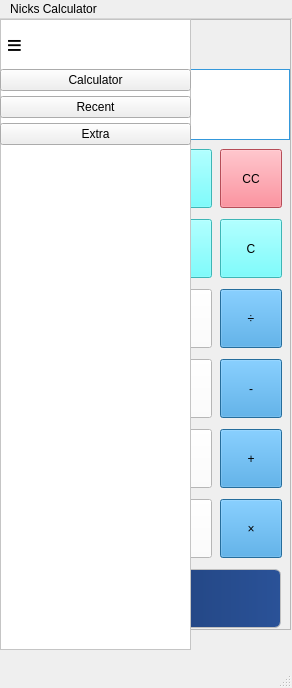
First picture: the form in mainwindow.ui, repository Nicholas127k/CalculatorChallenge, before the edit.
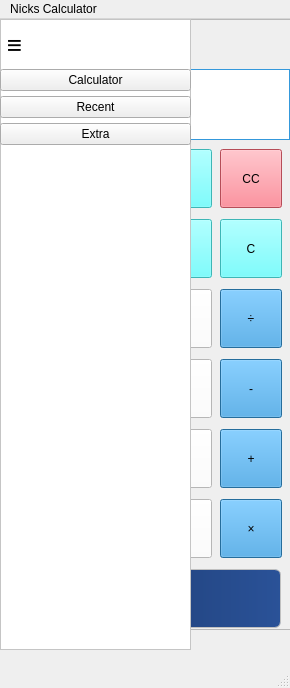
Second picture: the form after the edit.

Diff of the .ui file:
```diff
--- a/mainwindow.ui
+++ b/mainwindow.ui
@@ -6,7 +6,7 @@
    <rect>
     <x>0</x>
     <y>0</y>
-    <width>292</width>
+    <width>290</width>
     <height>688</height>
    </rect>
   </property>
@@ -1320,7 +1320,7 @@
     <rect>
      <x>0</x>
      <y>0</y>
-     <width>292</width>
+     <width>290</width>
      <height>26</height>
     </rect>
    </property>
```
